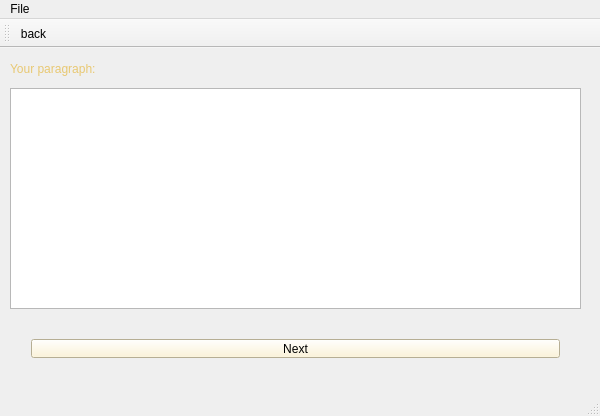
First picture: the form in DisplayTextPage.ui, repository Rrr3rrr2004/Word-Frequency-Count, before the edit.
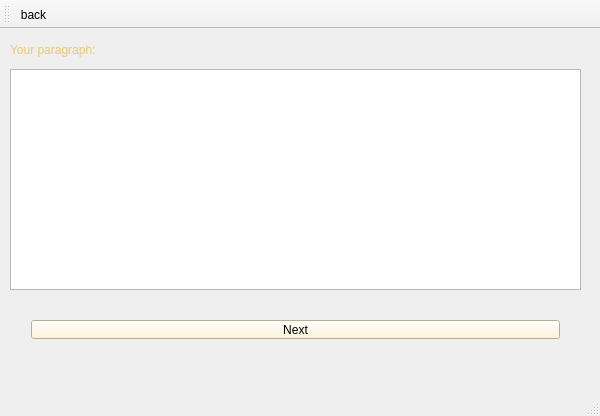
Second picture: the form after the edit. Icons and pictures are not drawn.

The edit to the form file:
```diff
--- a/DisplayTextPage.ui
+++ b/DisplayTextPage.ui
@@ -74,23 +74,6 @@
     </property>
    </widget>
   </widget>
-  <widget class="QMenuBar" name="menuBar">
-   <property name="geometry">
-    <rect>
-     <x>0</x>
-     <y>0</y>
-     <width>600</width>
-     <height>21</height>
-    </rect>
-   </property>
-   <widget class="QMenu" name="menuFile">
-    <property name="title">
-     <string>File</string>
-    </property>
-    <addaction name="back"/>
-   </widget>
-   <addaction name="menuFile"/>
-  </widget>
   <widget class="QToolBar" name="mainToolBar">
    <attribute name="toolBarArea">
     <enum>TopToolBarArea</enum>
```
